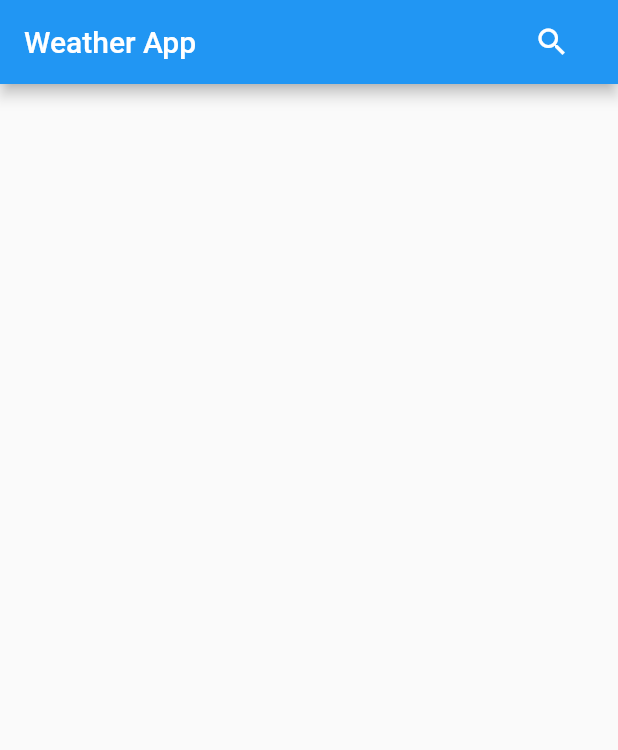
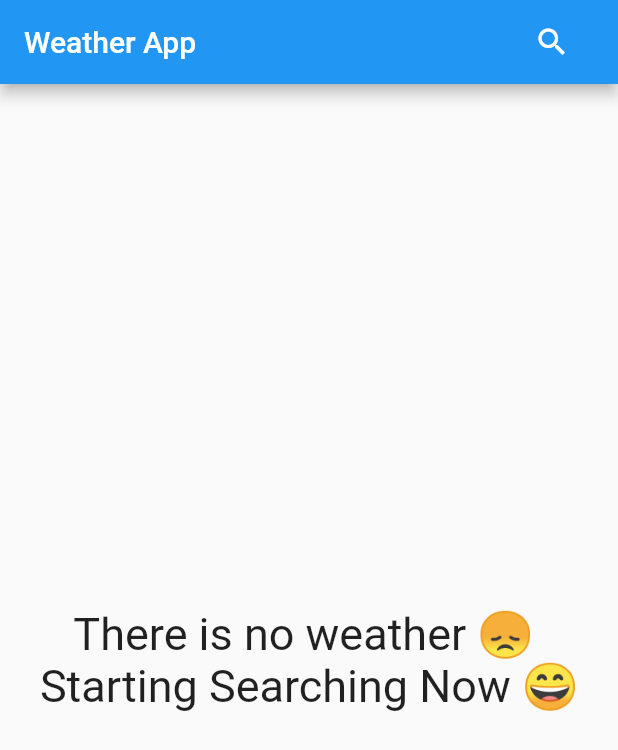
Before and after one commit to asemayoub/weatherappandroid, a Flutter app: the screen it shows after launch, on a phone screen of 412 x 824 dp. Shown: the top 750 px of the screen. Run offline on Flutter 3.47's test engine with Material 2 defaults, Android fonts, the phone set to English and light mode, and no system bars; missing offline and left inert: dart:ffi.

Commit message:
Update Data In Weather Model

```diff
--- a/lib/pages_view/home_page.dart
+++ b/lib/pages_view/home_page.dart
@@ -1,36 +1,44 @@
 import 'package:flutter/material.dart';
+import 'package:weatherappandroid/Share/Components/Components.dart';
 import 'package:weatherappandroid/models/weather_models.dart';
 import 'package:weatherappandroid/pages_view/search_page.dart';
 
-class HomePage extends StatelessWidget {
+class HomePage extends StatefulWidget {
+  @override
+  State<HomePage> createState() => _HomePageState();
+}
+
+class _HomePageState extends State<HomePage> {
+
+  void updateUi(){
+    setState(() {
+
+    });
+  }
+
   @override
   Widget build(BuildContext context) {
-    weatherModel? weatherdata;
+
     return Scaffold(
         appBar: AppBar(
           title: Text('Weather App'),
           actions: [
             Padding(
               padding: const EdgeInsets.only(right: 20),
-            child: IconButton(onPressed: () {
-
-              Navigator.push(context,MaterialPageRoute(
-
-                  builder: (context) {
-
-                return SearchWeather();
-
-              })
-
+              child: IconButton(
+                  onPressed: () {
+                    Navigator.push(context,
+                        MaterialPageRoute(builder: (context) {
+                      return SearchWeather(updateUi:updateUi ,
                       );
-
-
-            }, icon: Icon(Icons.search)),
+                    }));
+                  },
+                  icon: Icon(Icons.search)),
             )
           ],
         ),
-
-      body: weatherdata != null ? Center(
+        body: weatherdata == null
+            ? Center(
                 child: Column(
                   mainAxisSize: MainAxisSize.min,
                   children: [
@@ -44,7 +52,58 @@ class HomePage extends StatelessWidget {
                     ),
                   ],
                 ),
-      ) : Container()
-    );
+              )
+            : Container(
+                width: double.infinity,
+                child: Column(
+                  crossAxisAlignment: CrossAxisAlignment.center,
+                  children: [
+                    Padding(
+                      padding: const EdgeInsets.only(top: 150,),
+                      child: Column(
+                        children: [
+                          defaultWathertext(
+                            text: 'Cairo',
+                            fontsize: 30,
+                            color: Colors.black,
+                            fontweight: FontWeight.w600,
+                          ),
+                          defaultWathertext(
+                              text: 'Updated : 12:11 pm',
+                              fontsize: 16,
+                              color: Colors.grey),
+                        ],
+                      ),
+                    ),
+                    SizedBox(height: 20,),
+                    Row(
+                      mainAxisAlignment: MainAxisAlignment.center,
+                      children: [
+
+                        defaultWeatherIcon(weatherIcon: 'assets/weather_icon/cloudy.png'),
+
+                        SizedBox(width: 40,),
+                        defaultWathertext(text: '40', fontsize: 40, color: Colors.black),
+                        SizedBox(width: 40,),
+                        Column(
+                          children: [
+                          defaultWathertext(text: 'Max : 32', fontsize: 14, color: Colors.black),
+                          SizedBox(height: 5,),
+                          defaultWathertext(text: 'Min : 19', fontsize: 14, color: Colors.black),
+
+                          ],
+                        ),
+
+
+
+
+
+                      ],
+                    ),
+                    SizedBox(height: 30,),
+                    defaultWathertext(text: 'Rain', fontsize: 40, color: Colors.black,fontweight: FontWeight.w700,)
+                  ],
+                ),
+              ));
   }
 }
--- a/pubspec.yaml
+++ b/pubspec.yaml
@@ -60,9 +60,9 @@ flutter:
   uses-material-design: true
 
   # To add assets to your application, add an assets section, like this:
-  # assets:
-  #   - images/a_dot_burr.jpeg
-  #   - images/a_dot_ham.jpeg
+  assets:
+    - assets/weather_icon/
+
 
   # An image asset can refer to one or more resolution-specific "variants", see
   # https://flutter.dev/assets-and-images/#resolution-aware
```
Also changed, not shown: lib/Share/Components/Components.dart (+42 -0 lines), lib/pages_view/search_page.dart (+15 -1 lines), assets/weather_icon/cloudy.png (added), assets/weather_icon/storm.png (added), assets/weather_icon/sun.png (added), assets/weather_icon/weather.png (added). Lines whose indentation alone changed are shown as unchanged.
